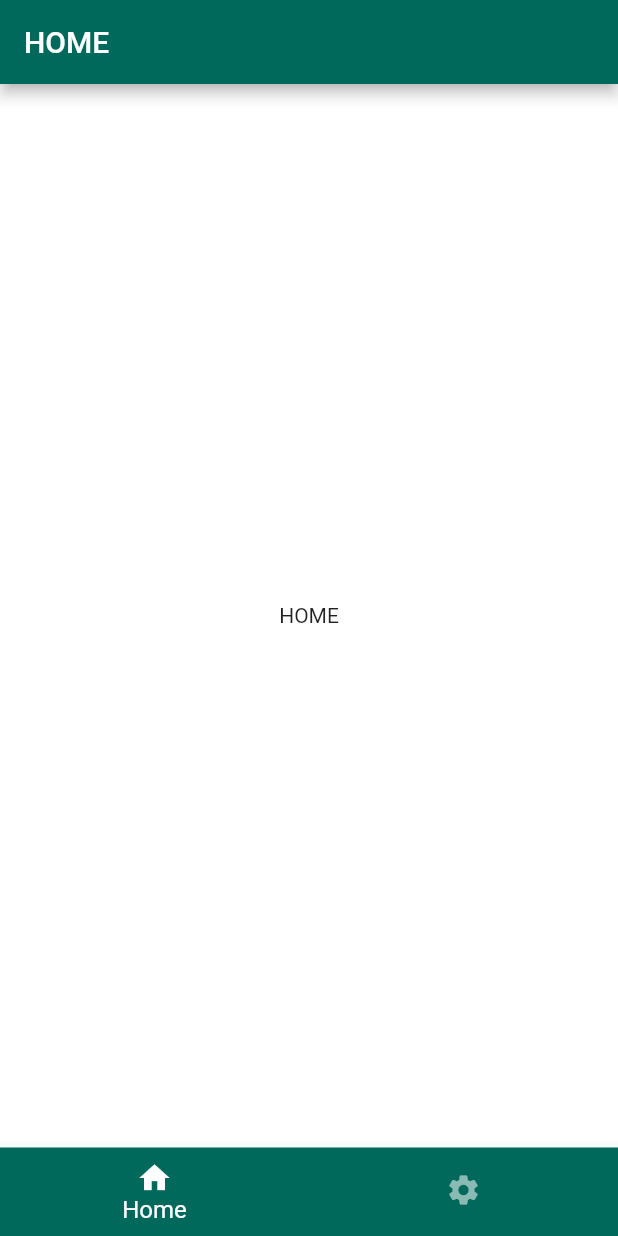
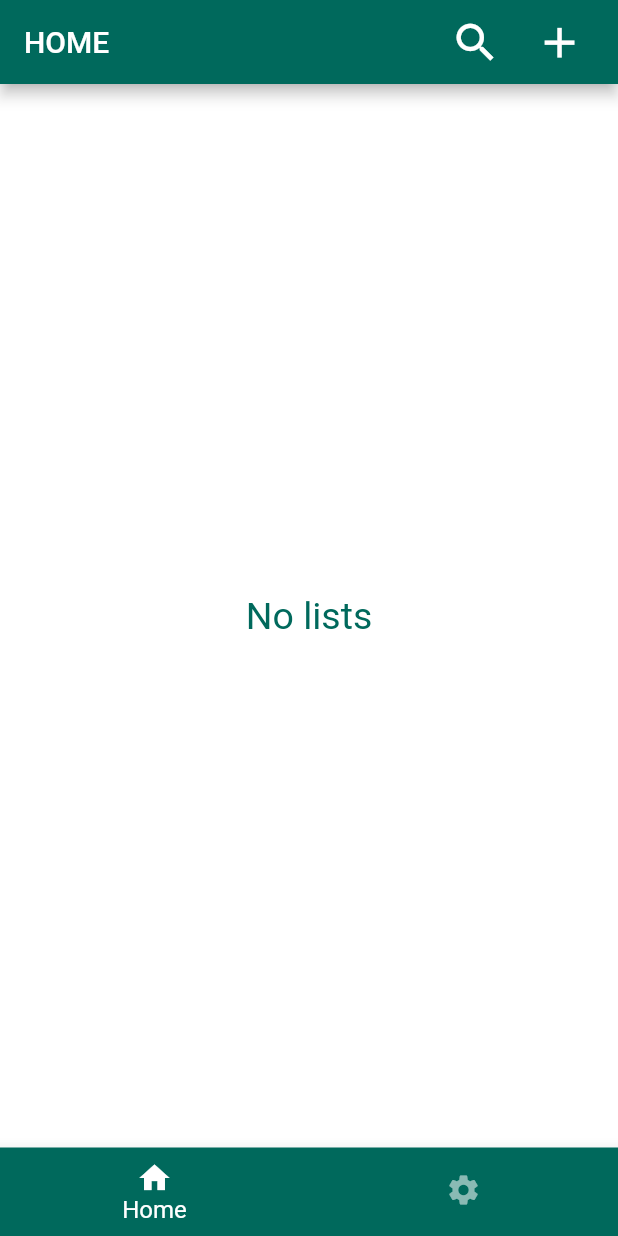
Before and after one commit to Alexandr-Kulbachka/Ksolo, a Flutter app: the screen it shows after launch, on a phone screen of 412 x 824 dp. Run offline on Flutter 3.47's test engine with Material 2 defaults, Android fonts, the phone set to English and light mode, and no system bars.

Commit message:
Added some components.
Adder tasks creation functionality.
Added tasks displaying.

```diff
--- a/lib/app.dart
+++ b/lib/app.dart
@@ -1,8 +1,9 @@
 import 'package:flutter/cupertino.dart';
 import 'package:flutter/material.dart';
-import 'package:list_manager/app/services/app_color_service.dart';
+import 'app/services/app_color_service.dart';
 import 'package:provider/provider.dart';
 import 'app/navigation/route_generator.dart';
+import 'app/services/tasks_service.dart';
 
 class MyApp extends StatelessWidget {
   @override
@@ -10,6 +11,7 @@ class MyApp extends StatelessWidget {
     return MultiProvider(
       providers: [
         ChangeNotifierProvider(create: (_) => AppColorService()),
+        ChangeNotifierProvider(create: (_) => TasksService()),
       ],
       child: MaterialApp(
         title: 'Flutter Demo',
--- a/lib/app/navigation/route_generator.dart
+++ b/lib/app/navigation/route_generator.dart
@@ -1,6 +1,7 @@
 import 'package:flutter/cupertino.dart';
 import 'package:flutter/material.dart';
-import 'package:list_manager/pages/app_style_setting/app_style_setting.dart';
+import '../../pages/appearance/appearance.dart';
+import '../../pages/new_list/new_task.dart';
 import '../../pages/main_navigation.dart';
 import '../../pages/basic/home.dart';
 import '../../pages/basic/settings.dart';
@@ -16,15 +17,16 @@ class RouteGenerator {
       case '/home':
         page = Home();
         break;
+      case 'home/new_list':
+        page = NewTask();
+        break;
       case '/settings':
         if (args is String) {
-          page = Settings(
-            title: args,
-          );
+          page = Settings();
         }
         break;
       case '/settings/color_scheme':
-        page = AppStyleSetting();
+        page = Appearance();
         break;
       default:
         return _errorRoute();
--- a/lib/app/services/app_color_service.dart
+++ b/lib/app/services/app_color_service.dart
@@ -1,5 +1,5 @@
 import 'package:flutter/cupertino.dart';
-import 'package:list_manager/style/app_color_scheme.dart';
+import '../../style/app_color_scheme.dart';
 
 class AppColorService extends ChangeNotifier {
   static var currentAppColorScheme = AppColorSchemes.standard;
--- a/lib/app/services/lists_service.dart
+++ b/lib/app/services/tasks_service.dart
@@ -1,20 +1,20 @@
 import 'package:flutter/cupertino.dart';
-import 'package:list_manager/models/list_model.dart';
+import '../../models/list_model.dart';
 
-class ListService extends ChangeNotifier {
-  List<ListModel> _lists;
+class TasksService extends ChangeNotifier {
+  List<TaskModel> _tasks;
 
-  ListService() {
-    _lists = List<ListModel>();
+  TasksService() {
+    _tasks = List<TaskModel>();
   }
 
-  get size => _lists.length;
+  get size => _tasks.length;
 
-  ListModel getList(index) => _lists[index];
+  TaskModel getTask(index) => _tasks[index];
 
-  void addList(ListModel list) {
-    if (list != null) {
-      _lists.add(list);
+  void addTask(TaskModel task) {
+    if (task != null) {
+      _tasks.add(task);
       notifyListeners();
     } else {
       throw Exception("The list to add must not be null.");
@@ -23,7 +23,7 @@ class ListService extends ChangeNotifier {
 
   void updateList(index, {String title, String description}) {
     if (title != null || description != null) {
-      _lists[index].update(title: title, description: description);
+      _tasks[index].update(title: title, description: description);
       notifyListeners();
     } else {
       throw Exception(
--- /dev/null
+++ b/lib/components/circled_appbar_button.dart
@@ -0,0 +1,42 @@
+import 'package:flutter/cupertino.dart';
+import 'package:flutter/material.dart';
+
+class CircledAppbarIcon extends StatelessWidget {
+  final double size;
+  final EdgeInsets margin;
+  final IconData icon;
+  final Color buttonColor;
+  final Color iconColor;
+  final void Function() onPressed;
+
+  CircledAppbarIcon({
+    this.size = 10,
+    this.margin,
+    this.buttonColor,
+    this.iconColor,
+    @required this.icon,
+    @required this.onPressed,
+  });
+
+  @override
+  Widget build(BuildContext context) {
+    return Container(
+      margin: margin ?? EdgeInsets.all(0),
+      child: RawMaterialButton(
+        elevation: 0.0,
+        child: Icon(
+          icon,
+          color: iconColor,
+          size: size * 0.75,
+        ),
+        onPressed: onPressed,
+        constraints: BoxConstraints.tightFor(
+          width: size,
+          height: size,
+        ),
+        shape: CircleBorder(),
+        fillColor: buttonColor,
+      ),
+    );
+  }
+}
--- a/lib/enums/app_elements.dart
+++ b/lib/enums/app_elements.dart
@@ -1,10 +1,13 @@
 enum AppElements {
-  appBar,
+  appbar,
   bottomNavigationBar,
   bottomNavigationBarItem,
   basicText,
+  textFieldEnabled,
+  textFieldDisabled,
   simpleCard,
   button,
   background,
-  border
+  border,
+  appbarButton
 }
--- a/lib/models/list_item_model.dart
+++ b/lib/models/list_item_model.dart
@@ -1,9 +1,9 @@
-class ListItemModel {
+class TaskItemModel {
   String _title;
   String _description;
   bool _isDone;
 
-  ListItemModel(title, description, {isDone = false}) {
+  TaskItemModel(title, description, {isDone = false}) {
     this._title = title;
     this._description = description;
     this._isDone = isDone;
--- a/lib/pages/basic/home.dart
+++ b/lib/pages/basic/home.dart
@@ -1,16 +1,18 @@
 import 'package:flutter/cupertino.dart';
 import 'package:flutter/material.dart';
-import 'package:list_manager/app/services/app_color_service.dart';
 import 'package:provider/provider.dart';
+
+import '../../app/services/tasks_service.dart';
+import '../../components/app_card.dart';
+import '../../app/services/app_color_service.dart';
+import '../../components/circled_appbar_button.dart';
 import '../../enums/app_elements.dart';
 import '../../style/app_color_scheme.dart';
-import '../main_navigation.dart';
 
 class Home extends StatefulWidget {
   int currentBottomNavigationIndex;
-  final String title;
 
-  Home({Key key, this.title = 'HOME'}) : super(key: key);
+  Home({Key key}) : super(key: key);
 
   @override
   _HomeState createState() => _HomeState();
@@ -25,19 +27,85 @@ class _HomeState extends State<Home> {
 
   @override
   Widget build(BuildContext context) {
-    return Consumer<AppColorService>(
-        builder: (context, appColorService, child) {
+    return Consumer2<AppColorService, TasksService>(
+        builder: (context, appColorService, tasksService, child) {
       return Scaffold(
         backgroundColor: AppElements.background.color(),
         appBar: AppBar(
-          backgroundColor: AppElements.appBar.color(),
-          title: Text(widget.title),
+          backgroundColor: AppElements.appbar.color(),
+          title: Text('HOME'),
+          actions: [
+            CircledAppbarIcon(
+              size: 45,
+              margin: EdgeInsets.symmetric(horizontal: 4),
+              iconColor: AppElements.basicText.color(),
+              icon: Icons.search,
+              onPressed: () {},
+            ),
+            CircledAppbarIcon(
+              size: 45,
+              margin: EdgeInsets.only(left: 4, right: 15),
+              iconColor: AppElements.basicText.color(),
+              icon: Icons.add,
+              onPressed: () {
+                Navigator.of(context).pushNamed('home/new_list');
+              },
+            )
+          ],
         ),
         body: Center(
-          child: Column(
-            mainAxisAlignment: MainAxisAlignment.center,
-            children: <Widget>[Text('HOME')],
-          ),
+          child: tasksService.size == 0
+              ? Text(
+                  'No lists',
+                  style: TextStyle(
+                    fontSize: 25,
+                    color: AppColorService.currentAppColorScheme.mainColor,
+                  ),
+                )
+              : ListView.builder(
+                  itemBuilder: (context, i) {
+                    var task = tasksService.getTask(i);
+                    return AppCard(
+                      Container(
+                        child: Column(
+                          children: [
+                            Row(
+                              children: [
+                                Text('name: ',
+                                    style: TextStyle(
+                                        fontSize: 15,
+                                        color: AppElements.basicText.color())),
+                                Text(task.title,
+                                    style: TextStyle(
+                                        fontSize: 22,
+                                        color: AppElements.basicText.color())),
+                              ],
+                            ),
+                            Row(children: [
+                              Text('description: ',
+                                  style: TextStyle(
+                                      fontSize: 15,
+                                      color: AppElements.basicText.color())),
+                              Flexible(
+                                  child: Text(
+                                task.description,
+                                maxLines: 1,
+                                overflow: TextOverflow.ellipsis,
+                                softWrap: false,
+                                style: TextStyle(
+                                    fontSize: 20,
+                                    color: AppElements.basicText.color()),
+                              ))
+                            ])
+                          ],
+                        ),
+                      ),
+                      padding: EdgeInsets.all(5),
+                      margin: EdgeInsets.all(5),
+                    );
+                  },
+                  itemCount: tasksService.size,
+                ),
         ),
       );
     });
--- a/lib/pages/main_navigation.dart
+++ b/lib/pages/main_navigation.dart
@@ -1,7 +1,7 @@
 import 'package:flutter/cupertino.dart';
 import 'package:flutter/material.dart';
-import 'package:list_manager/app/services/app_color_service.dart';
-import 'package:list_manager/pages/basic/settings.dart';
+import '../app/services/app_color_service.dart';
+import '../pages/basic/settings.dart';
 import 'package:provider/provider.dart';
 
 import '../style/app_custom_colors.dart';
--- a/pubspec.yaml
+++ b/pubspec.yaml
@@ -1,4 +1,4 @@
-name: list_manager
+name: ListManager
 description: A new Flutter project.
 
 # The following line prevents the package from being accidentally published to
```
Also changed, not shown: lib/components/app_button.dart (added, +52 -0 lines), lib/components/app_card.dart (renamed from lib/components/simple_card.dart, +4 -4 lines), lib/components/app_text_field.dart (added, +79 -0 lines), lib/models/list_model.dart (+8 -8 lines), lib/pages/appearance/appearance.dart (renamed from lib/pages/app_style_setting/app_style_setting.dart, +26 -34 lines), lib/pages/basic/settings.dart (+7 -9 lines), lib/pages/new_list/new_task.dart (added, +171 -0 lines), lib/style/app_color_scheme.dart (+13 -5 lines), 1 other file.
